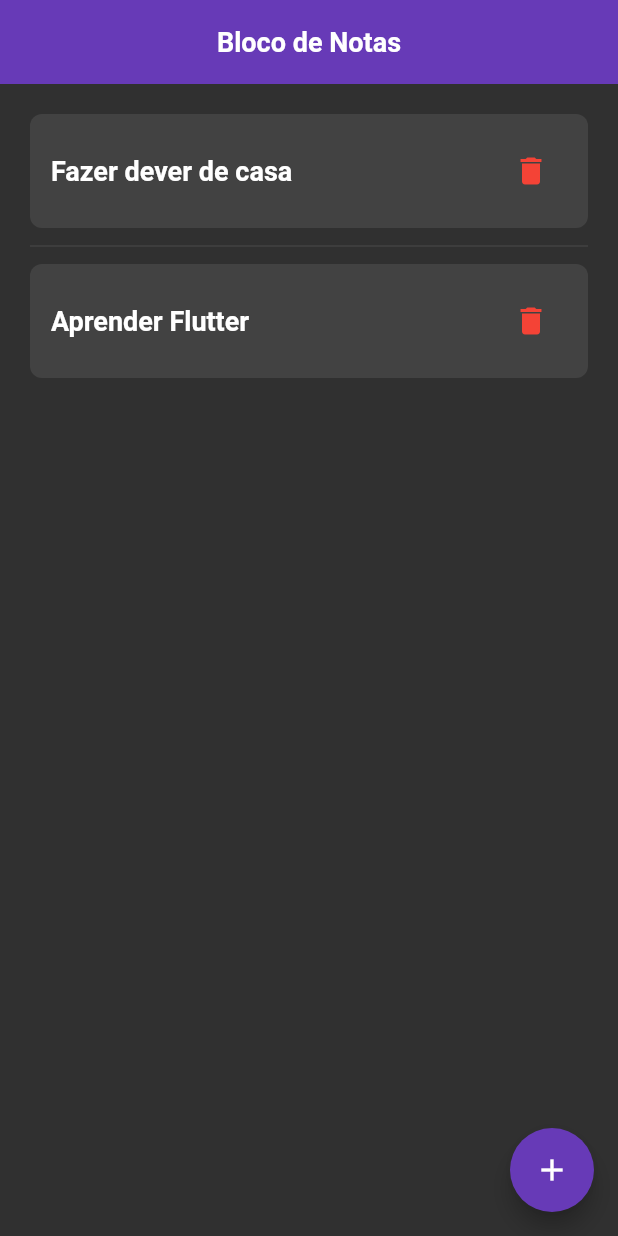
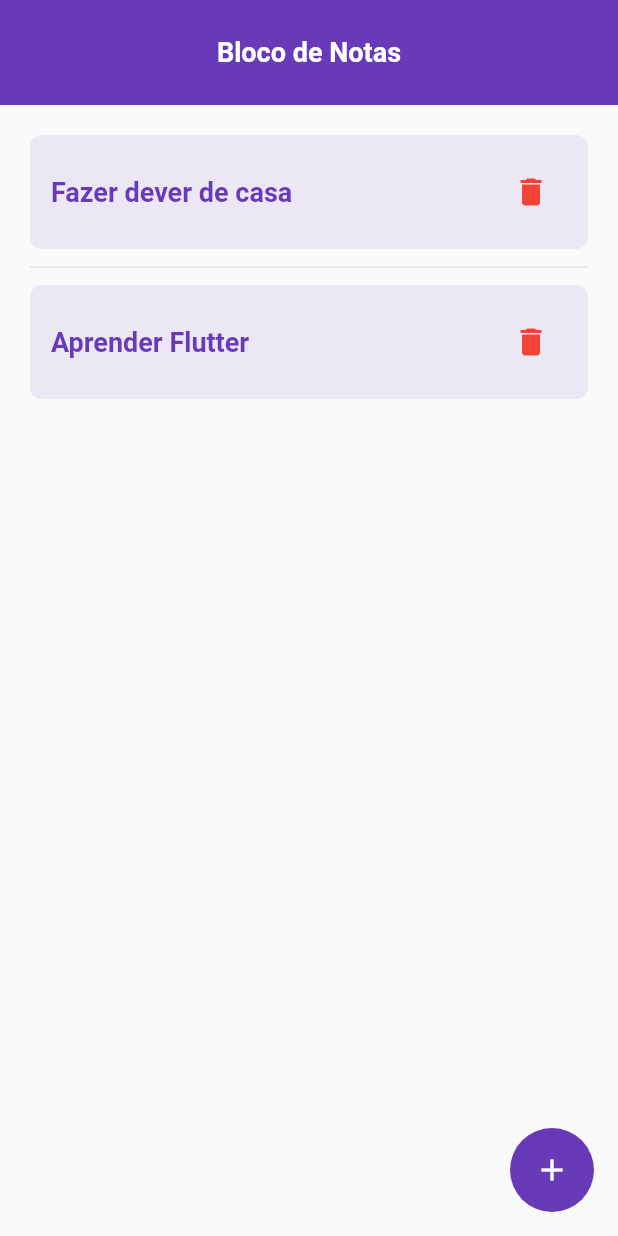
Before and after one commit to bernardoveras/flutter_notes_shortcuts, a Flutter app: the screen it shows after launch, on a phone screen of 412 x 824 dp. Run offline on Flutter 3.47's test engine with Material 2 defaults, Android fonts, the phone set to English and light mode, and no system bars.

Commit message:
Alterado as cores

```diff
--- a/lib/main.dart
+++ b/lib/main.dart
@@ -13,7 +13,7 @@ class App extends StatelessWidget {
     return MaterialApp(
       title: 'Flutter Shortcuts',
       debugShowCheckedModeBanner: false,
-      theme: ThemeData.dark().copyWith(
+      theme: ThemeData(
         primaryColor: Colors.deepPurple,
         primaryColorDark: Colors.deepPurple.shade700,
         primaryColorLight: Colors.deepPurple.shade200,
@@ -21,6 +21,7 @@ class App extends StatelessWidget {
           backgroundColor: Colors.deepPurple,
           centerTitle: true,
           elevation: 0,
+          toolbarHeight: 70,
         ),
         progressIndicatorTheme: const ProgressIndicatorThemeData(
           color: Colors.deepPurple,
@@ -28,6 +29,7 @@ class App extends StatelessWidget {
         floatingActionButtonTheme: const FloatingActionButtonThemeData(
           backgroundColor: Colors.deepPurple,
           foregroundColor: Colors.white,
+          elevation: 0,
         ),
       ),
       themeMode: ThemeMode.dark,
--- a/lib/pages/notes/widgets/note_item_widget.dart
+++ b/lib/pages/notes/widgets/note_item_widget.dart
@@ -17,7 +17,7 @@ class NoteItemWidget extends StatelessWidget {
       padding: const EdgeInsets.all(14),
 
       decoration: BoxDecoration(
-        color: Theme.of(context).cardColor,
+        color: Theme.of(context).primaryColorLight.withOpacity(0.2),
         borderRadius: BorderRadius.circular(8),
       ),
       child: Row(
@@ -28,7 +28,7 @@ class NoteItemWidget extends StatelessWidget {
             style: TextStyle(
               fontSize: 18,
               fontWeight: FontWeight.bold,
-              color: Theme.of(context).textTheme.bodyText1!.color,
+              color: Theme.of(context).primaryColor,
             ),
           ),
           IconButton(
```
